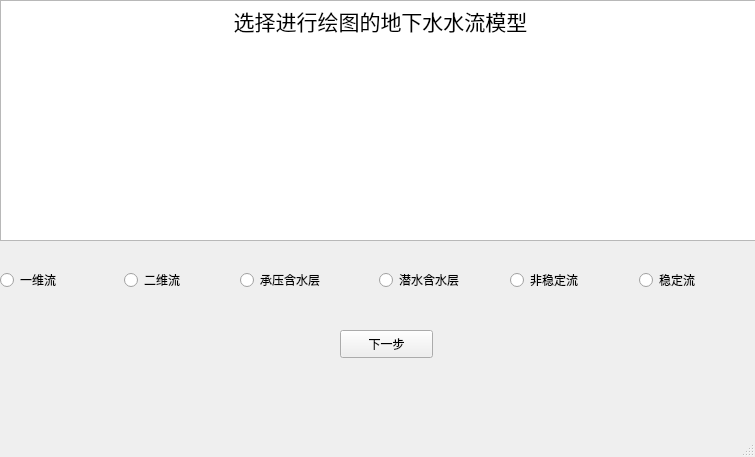
Old version of the form ui/MainWindow - untitled.ui in the repository Yulei-3005240023/FDM_groundwater.
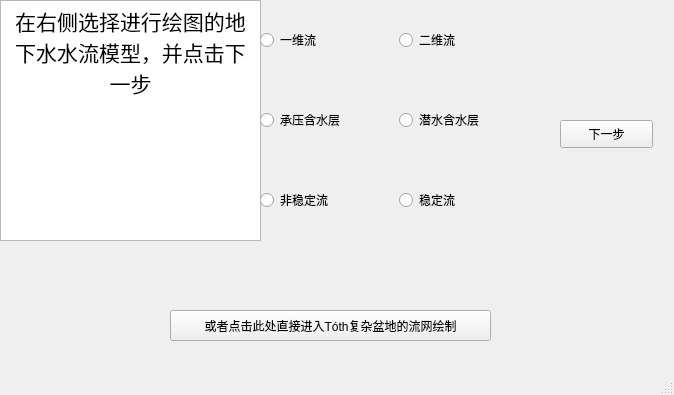
New version of the form.

The edit to the form file:
```diff
--- a/ui/MainWindow - untitled.ui
+++ b/ui/MainWindow - untitled.ui
@@ -6,8 +6,8 @@
    <rect>
     <x>0</x>
     <y>0</y>
-    <width>755</width>
-    <height>457</height>
+    <width>674</width>
+    <height>395</height>
    </rect>
   </property>
   <property name="windowTitle">
@@ -20,8 +20,8 @@
    <widget class="QPushButton" name="pushButton">
     <property name="geometry">
      <rect>
-      <x>340</x>
-      <y>330</y>
+      <x>560</x>
+      <y>120</y>
       <width>93</width>
       <height>28</height>
      </rect>
@@ -33,8 +33,8 @@
    <widget class="QWidget" name="horizontalLayoutWidget">
     <property name="geometry">
      <rect>
-      <x>240</x>
-      <y>240</y>
+      <x>260</x>
+      <y>80</y>
       <width>271</width>
       <height>80</height>
      </rect>
@@ -65,9 +65,9 @@
    <widget class="QWidget" name="horizontalLayoutWidget_2">
     <property name="geometry">
      <rect>
-      <x>0</x>
-      <y>240</y>
-      <width>241</width>
+      <x>260</x>
+      <y>0</y>
+      <width>271</width>
       <height>80</height>
      </rect>
     </property>
@@ -97,9 +97,9 @@
    <widget class="QWidget" name="horizontalLayoutWidget_3">
     <property name="geometry">
      <rect>
-      <x>510</x>
-      <y>240</y>
-      <width>251</width>
+      <x>260</x>
+      <y>160</y>
+      <width>271</width>
       <height>80</height>
      </rect>
     </property>
@@ -131,7 +131,7 @@
      <rect>
       <x>0</x>
       <y>0</y>
-      <width>761</width>
+      <width>261</width>
       <height>241</height>
      </rect>
     </property>
@@ -140,7 +140,20 @@
 &lt;html&gt;&lt;head&gt;&lt;meta name=&quot;qrichtext&quot; content=&quot;1&quot; /&gt;&lt;style type=&quot;text/css&quot;&gt;
 p, li { white-space: pre-wrap; }
 &lt;/style&gt;&lt;/head&gt;&lt;body style=&quot; font-family:'SimSun'; font-size:9pt; font-weight:400; font-style:normal;&quot;&gt;
-&lt;p align=&quot;center&quot; style=&quot; margin-top:0px; margin-bottom:0px; margin-left:0px; margin-right:0px; -qt-block-indent:0; text-indent:0px;&quot;&gt;&lt;span style=&quot; font-size:16pt;&quot;&gt;选择进行绘图的地下水水流模型&lt;/span&gt;&lt;/p&gt;&lt;/body&gt;&lt;/html&gt;</string>
+&lt;p align=&quot;center&quot; style=&quot; margin-top:0px; margin-bottom:0px; margin-left:0px; margin-right:0px; -qt-block-indent:0; text-indent:0px;&quot;&gt;&lt;span style=&quot; font-size:16pt;&quot;&gt;在右侧选择进行绘图的地下水水流模型，并点击下一步&lt;/span&gt;&lt;/p&gt;&lt;/body&gt;&lt;/html&gt;</string>
+    </property>
+   </widget>
+   <widget class="QPushButton" name="toth">
+    <property name="geometry">
+     <rect>
+      <x>170</x>
+      <y>310</y>
+      <width>321</width>
+      <height>31</height>
+     </rect>
+    </property>
+    <property name="text">
+     <string>或者点击此处直接进入Tóth复杂盆地的流网绘制</string>
     </property>
    </widget>
   </widget>
```
Left out of the diff: 4 changed lines with no effect on the pictures.
